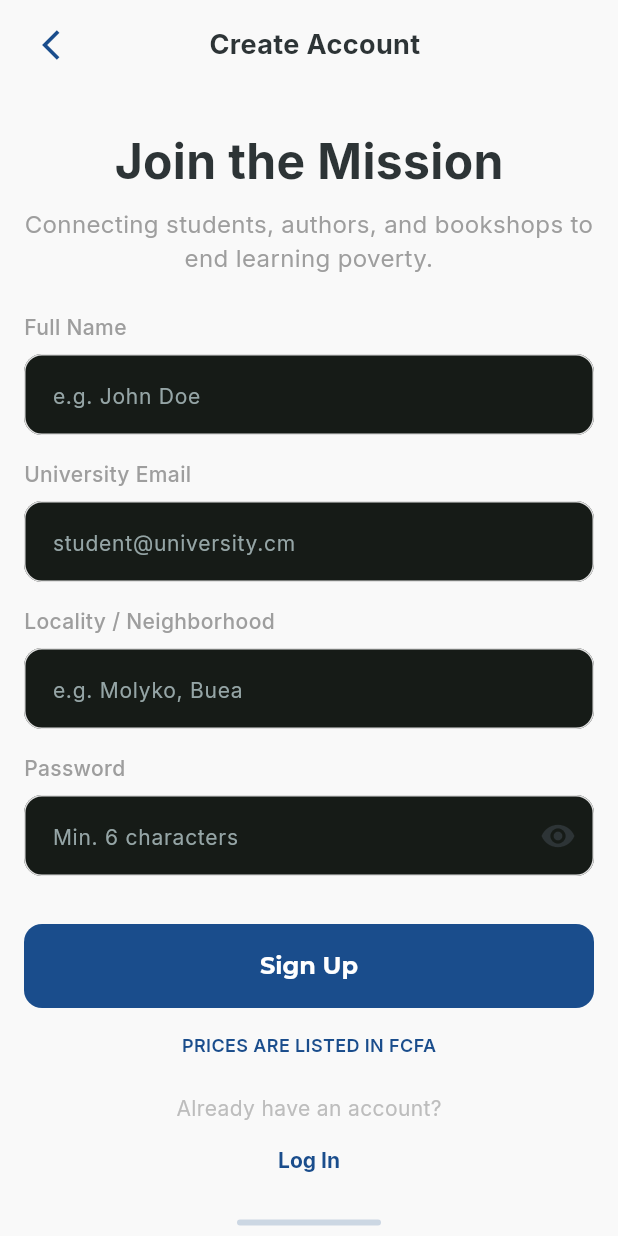
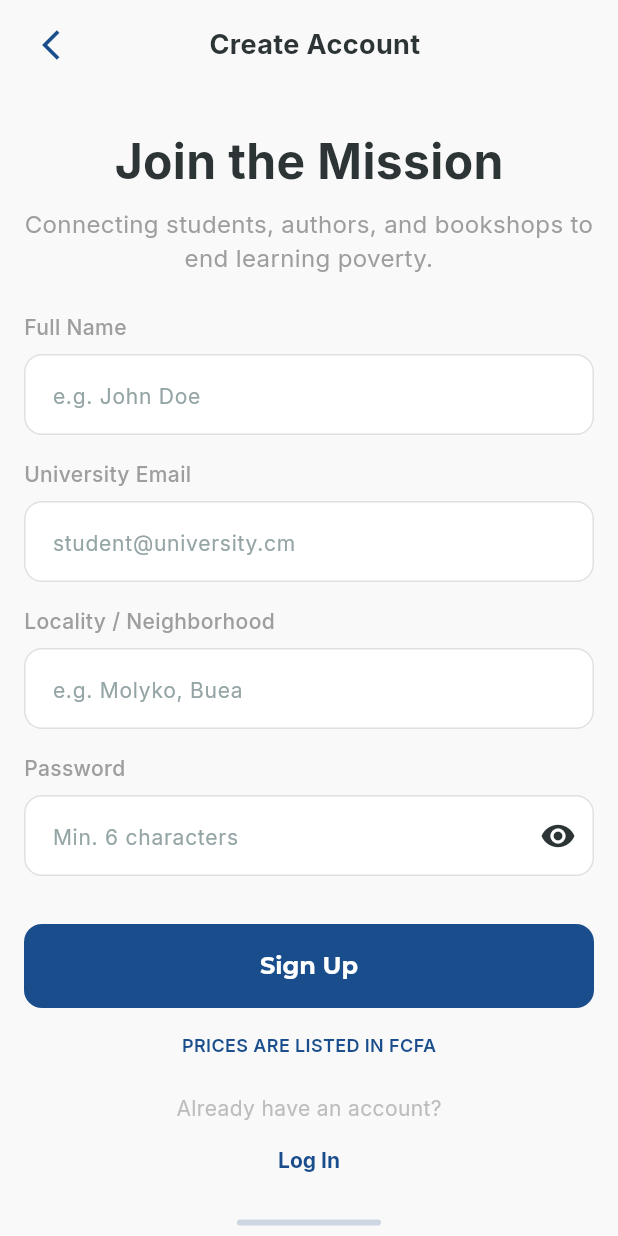
Before and after one commit to DCT-Berinyuy/book-bridge, a Flutter app: the SignUpScreen screen opened by its route, after a tap on the "arrow back ios" icon, after a tap on "Sign In", after a tap on "Sign Up", on a phone screen of 412 x 824 dp. Run offline on Flutter 3.47's test engine with Material 3 defaults, Android fonts, the phone set to English and light mode, and no system bars; our stand-ins replace dartz, equatable, get_it, go_router, google_fonts, image_picker and 1 more; accounts and stored records are empty.

Commit message:
feat:Fix

```diff
--- a/lib/features/auth/presentation/screens/sign_up_screen.dart
+++ b/lib/features/auth/presentation/screens/sign_up_screen.dart
@@ -33,7 +33,9 @@ class _SignUpScreenState extends State<SignUpScreen> {
 
   @override
   void dispose() {
-    context.read<AuthViewModel>().removeListener(_onAuthStateChanged);
+    // Remove the listener before disposing
+    final authViewModel = context.read<AuthViewModel>();
+    authViewModel.removeListener(_onAuthStateChanged);
     _fullNameController.dispose();
     _emailController.dispose();
     _localityController.dispose();
@@ -43,6 +45,9 @@ class _SignUpScreenState extends State<SignUpScreen> {
   }
 
   void _onAuthStateChanged() {
+    // Check if the widget is still mounted before accessing context
+    if (!mounted) return;
+
     final authViewModel = context.read<AuthViewModel>();
     if (authViewModel.authState == AuthState.error) {
       ScaffoldMessenger.of(context)
@@ -141,7 +146,7 @@ class _SignUpScreenState extends State<SignUpScreen> {
                           decoration: InputDecoration(
                             hintText: 'e.g. John Doe',
                             filled: true,
-                            fillColor: const Color(0xFF161B17), // Field dark
+                            fillColor: Theme.of(context).colorScheme.surface,
                             border: OutlineInputBorder(
                               borderRadius: BorderRadius.circular(8),
                               borderSide: BorderSide.none,
@@ -176,7 +181,7 @@ class _SignUpScreenState extends State<SignUpScreen> {
                           decoration: InputDecoration(
                             hintText: 'student@university.cm',
                             filled: true,
-                            fillColor: const Color(0xFF161B17), // Field dark
+                            fillColor: Theme.of(context).colorScheme.surface,
                             border: OutlineInputBorder(
                               borderRadius: BorderRadius.circular(8),
                               borderSide: BorderSide.none,
@@ -217,7 +222,7 @@ class _SignUpScreenState extends State<SignUpScreen> {
                           decoration: InputDecoration(
                             hintText: 'e.g. Molyko, Buea',
                             filled: true,
-                            fillColor: const Color(0xFF161B17), // Field dark
+                            fillColor: Theme.of(context).colorScheme.surface,
                             border: OutlineInputBorder(
                               borderRadius: BorderRadius.circular(8),
                               borderSide: BorderSide.none,
@@ -252,7 +257,7 @@ class _SignUpScreenState extends State<SignUpScreen> {
                           decoration: InputDecoration(
                             hintText: 'Min. 6 characters',
                             filled: true,
-                            fillColor: const Color(0xFF161B17), // Field dark
+                            fillColor: Theme.of(context).colorScheme.surface,
                             border: OutlineInputBorder(
                               borderRadius: BorderRadius.circular(8),
                               borderSide: BorderSide.none,
--- a/lib/features/listings/presentation/screens/home_screen.dart
+++ b/lib/features/listings/presentation/screens/home_screen.dart
@@ -285,7 +285,10 @@ class _HomeScreenState extends State<HomeScreen> {
                       : Theme.of(context).colorScheme.onSurface,
                   fontWeight: isSelected ? FontWeight.bold : FontWeight.normal,
                 ),
-                side: BorderSide.none,
+                side: BorderSide(
+                  color: Theme.of(context).colorScheme.outline,
+                  width: 1.0,
+                ),
                 shape: RoundedRectangleBorder(
                   borderRadius: BorderRadius.circular(20),
                 ),
--- a/lib/features/listings/presentation/screens/sell_screen.dart
+++ b/lib/features/listings/presentation/screens/sell_screen.dart
@@ -34,7 +34,9 @@ class _SellScreenState extends State<SellScreen> {
 
   @override
   void dispose() {
-    context.read<SellViewModel>().removeListener(_onSellStateChanged);
+    // Remove the listener before disposing
+    final sellViewModel = context.read<SellViewModel>();
+    sellViewModel.removeListener(_onSellStateChanged);
     _titleController.dispose();
     _authorController.dispose();
     _priceController.dispose();
@@ -43,8 +45,12 @@ class _SellScreenState extends State<SellScreen> {
   }
 
   void _onSellStateChanged() {
+    // Check if the widget is still mounted before accessing context
+    if (!mounted) return;
+
     final sellViewModel = context.read<SellViewModel>();
     if (sellViewModel.sellState == SellState.success) {
+      // Show the snackbar first
       ScaffoldMessenger.of(context)
         ..hideCurrentSnackBar()
         ..showSnackBar(
@@ -53,8 +59,15 @@ class _SellScreenState extends State<SellScreen> {
             backgroundColor: Theme.of(context).colorScheme.primary,
           ),
         );
-      sellViewModel.resetForm(); // Reset form fields and state
-      context.go('/home'); // Navigate away after success
+      // Reset form fields and state
+      sellViewModel.resetForm();
+      // Navigate away after a short delay to ensure UI updates
+      WidgetsBinding.instance.addPostFrameCallback((_) {
+        if (mounted) {
+          // Check again if still mounted before navigating
+          context.go('/home'); // Navigate away after success
+        }
+      });
     } else if (sellViewModel.sellState == SellState.error &&
         sellViewModel.errorMessage != null) {
       ScaffoldMessenger.of(context)
```
Also changed, not shown: lib/features/auth/presentation/screens/edit_profile_screen.dart (+13 -2 lines), lib/features/auth/presentation/screens/notifications_screen.dart (deleted, +0 -34 lines), lib/features/auth/presentation/screens/sign_in_screen.dart (+6 -1 lines), lib/features/listings/presentation/screens/listing_details_screen.dart (+19 -2 lines), assets/sreenshots/screenshot1.png, assets/sreenshots/screenshot2.png, assets/sreenshots/screenshot3.png, landingPage/src/lib/assets/screenshot.png, 1 other file.
